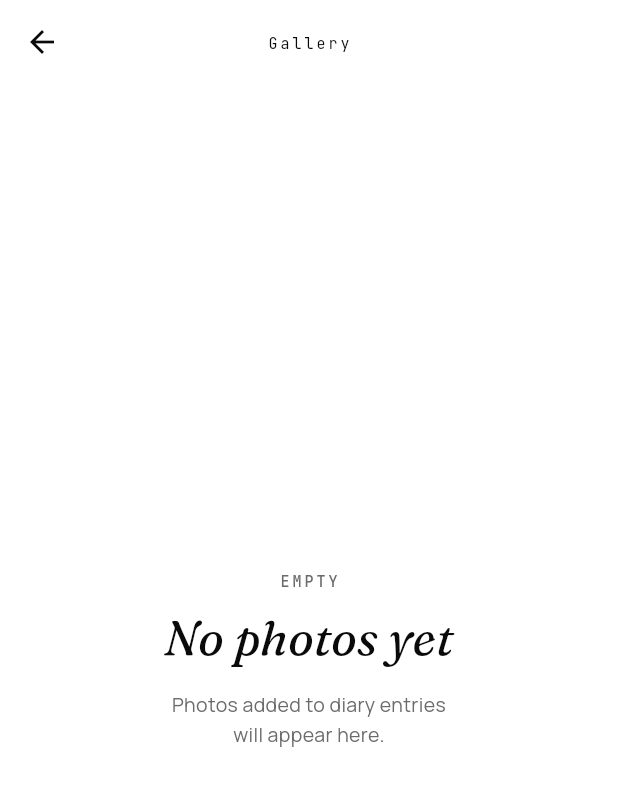
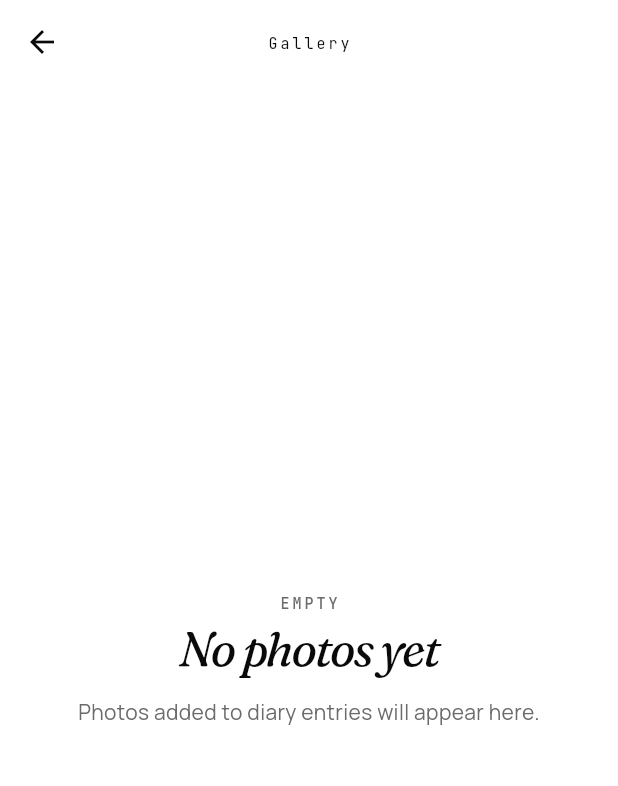
Before and after one commit to mamonis-studio/petlo, a Flutter app: the PetGalleryScreen screen opened directly, on a phone screen of 412 x 824 dp. Shown: the top 786 px of the screen. Run offline on Flutter 3.47's test engine with Material 3 defaults, Android fonts, the phone set to English and light mode, and no system bars; our stand-ins replace connectivity_plus, dio, drift, fl_chart, flutter_image_compress, flutter_local_notifications and 11 more; missing offline and left inert: sqlite3; accounts and stored records are empty; generated files the repository leaves out were written again; network calls fail; statements that could not run were skipped.

Commit message:
refactor: build 38 - EmptyState widget consolidation
Created lib/presentation/widgets/empty_state.dart to unify the
previously-inconsistent empty state implementations across 4 screens.

Before: home / groups_list / medication_reminders / gallery all had
inline empty states with diverging Fraunces sizes (28/32/36), title
colors (fg/fgMuted), line-heights, paddings, and hardcoded literals
where ARB keys already existed.

After: all 4 use EmptyState widget with consistent API:
- title (required), subtitle, eyebrow, titleSize, titleColor
- cta / secondaryCta / secondaryCtaNote
- padding/alignment customization

Bonus catches:
- groups_list_screen was hardcoding JP literal even though
  groups_list_empty_body was already in ARB (Phase A grep slipped)
- gallery_empty_body was hardcoded English; zh users were seeing
  English instead of Chinese

Intentionally NOT consolidated (over-generalization avoided):
- ai_chat_screen empty state has disclaimer-box structure
- life_tab subsections use bodyMedium 1-liner (hero unnecessary)
- bottom sheet inline messages (compact context, 28pt+ feels off)

ARB: +4 new keys x 3 langs = 12 entries.
flutter analyze: 0 errors. iOS Release build: 105.7MB.

Version: 1.0.0+38

```diff
--- a/lib/core/constants/app_constants.dart
+++ b/lib/core/constants/app_constants.dart
@@ -16,7 +16,7 @@ abstract final class AppConstants {
   // ===== アプリ基本情報 =====
   static const String appName = 'petlo';
   static const String appVersion = '1.0.0';
-  static const int appBuildNumber = 37;
+  static const int appBuildNumber = 38;
   static const String bundleId = 'mamonis.studio.petlo';
   static const String developerName = 'mamonis.studio';
 
--- a/lib/l10n/app_en.arb
+++ b/lib/l10n/app_en.arb
@@ -1205,5 +1205,9 @@
   "prompt_validation_empty": "Enter a question",
   "prompt_validation_too_long": "Please keep within {maxLength} characters",
   "prompt_validation_dangerous_keyword": "This question cannot be sent to AI. Please rephrase.",
-  "prompt_validation_xml_injection": "Tag-style strings are not allowed"
+  "prompt_validation_xml_injection": "Tag-style strings are not allowed",
+  "groups_list_empty_hero": "No groups yet",
+  "gallery_empty_body": "Photos added to diary entries will appear here.",
+  "home_empty_share_action": "Share existing pet",
+  "home_empty_share_note": "You can share pets registered under Personal into this group."
 }
--- a/lib/l10n/app_ja.arb
+++ b/lib/l10n/app_ja.arb
@@ -1284,6 +1284,10 @@
   },
   "prompt_validation_dangerous_keyword": "この質問はAIに送信できません。表現を変えてみてください",
   "prompt_validation_xml_injection": "タグ形式の文字列は使えません",
+  "groups_list_empty_hero": "まだグループがありません",
+  "gallery_empty_body": "日記に追加した写真がここに表示されます。",
+  "home_empty_share_action": "既存のペットを共有",
+  "home_empty_share_note": "Personal で登録済みのペットをこのグループに共有できます。",
   "@_PLACEHOLDERS": {
     "description": "後続Chunkで画面ごとの文言を追加していく"
   }
--- a/lib/l10n/app_zh.arb
+++ b/lib/l10n/app_zh.arb
@@ -1205,5 +1205,9 @@
   "prompt_validation_empty": "请输入问题",
   "prompt_validation_too_long": "请控制在 {maxLength} 字以内",
   "prompt_validation_dangerous_keyword": "此问题无法发送给 AI,请换一种表达方式",
-  "prompt_validation_xml_injection": "不支持标签格式的字符串"
+  "prompt_validation_xml_injection": "不支持标签格式的字符串",
+  "groups_list_empty_hero": "还没有群组",
+  "gallery_empty_body": "在日记中添加的照片会显示在这里。",
+  "home_empty_share_action": "共享已有的宠物",
+  "home_empty_share_note": "可将在 Personal 中已注册的宠物共享至此群组。"
 }
--- a/lib/presentation/screens/gallery/pet_gallery_screen.dart
+++ b/lib/presentation/screens/gallery/pet_gallery_screen.dart
@@ -18,10 +18,10 @@ import 'package:path_provider/path_provider.dart';
 import '../../../core/theme/app_colors.dart';
 import '../../../core/theme/app_dimensions.dart';
 import '../../../core/utils/logger.dart';
-import '../../../core/widgets/eyebrow_text.dart';
 import '../../../l10n/generated/app_localizations.dart';
 import '../../../data/local/app_database.dart';
 import '../../providers/diaries_providers.dart';
+import '../../widgets/empty_state.dart';
 import 'photo_fullscreen_viewer.dart';
 
 class PetGalleryScreen extends ConsumerWidget {
@@ -77,7 +77,18 @@ class PetGalleryScreen extends ConsumerWidget {
             ];
 
             if (allPhotos.isEmpty) {
-              return _EmptyState(colors: colors);
+              return Center(
+                child: EmptyState(
+                  eyebrow: AppLocalizations.of(context).common_empty,
+                  title: AppLocalizations.of(context).gallery_empty_hero,
+                  subtitle: AppLocalizations.of(context).gallery_empty_body,
+                  titleSize: 32,
+                  titleColor: colors.fg,
+                  crossAxisAlignment: CrossAxisAlignment.center,
+                  paddingHorizontal: AppDimensions.paddingPage,
+                  paddingVertical: AppDimensions.paddingPage,
+                ),
+              );
             }
 
             return GridView.builder(
@@ -101,48 +112,6 @@ class PetGalleryScreen extends ConsumerWidget {
               },
             );
           },
-        ),
-      ),
-    );
-  }
-}
-
-class _EmptyState extends StatelessWidget {
-  const _EmptyState({required this.colors});
-
-  final AppColors colors;
-
-  @override
-  Widget build(BuildContext context) {
-    return Padding(
-      padding: const EdgeInsets.all(AppDimensions.paddingPage),
-      child: Center(
-        child: Column(
-          mainAxisSize: MainAxisSize.min,
-          children: <Widget>[
-            EyebrowText(AppLocalizations.of(context).common_empty),
-            const SizedBox(height: 8),
-            Text(
-              AppLocalizations.of(context).gallery_empty_hero,
-              style: TextStyle(
-                fontFamily: 'Fraunces',
-                fontStyle: FontStyle.italic,
-                fontSize: 32,
-                color: colors.fg,
-              ),
-            ),
-            const SizedBox(height: 12),
-            Text(
-              'Photos added to diary entries\nwill appear here.',
-              textAlign: TextAlign.center,
-              style: TextStyle(
-                fontFamily: 'Manrope',
-                fontSize: 13,
-                color: colors.fgMuted,
-                height: 1.5,
-              ),
-            ),
-          ],
         ),
       ),
     );
--- /dev/null
+++ b/lib/presentation/widgets/empty_state.dart
@@ -0,0 +1,155 @@
+// ============================================================================
+// petlo - EmptyState
+// ============================================================================
+//
+// 「中身が空っぽ」を伝える画面・セクションの共通レイアウト。
+//
+// build 38 で導入。それまで home / groups_list / medication_reminders / gallery
+// などで微妙に違う Column + Fraunces italic + (任意の) サブコピー + (任意の) CTA
+// を各画面で個別実装していたのを集約した。
+//
+// 設計指針:
+//   - props は `title` のみ必須。subtitle / eyebrow / cta / secondaryCta は任意。
+//   - 既存実装の最大公約数: Fraunces italic, 28-36pt のヒーロー文字 +
+//     bodyMedium fgMuted のサブコピー。本 widget は 28pt をデフォルトに、
+//     画面ごとに `titleSize` で上書き。
+//   - 余白・配色のレアな差分は props で吸収する (`titleColor`,
+//     `crossAxisAlignment`, `paddingVertical`)。これ以上の差分は呼び出し側で
+//     inline 実装で構わない (過剰一般化を避ける)。
+//   - アイコン枠は v1.0 のデザインでは線画警告アイコン等が個別にあるだけで、
+//     empty state に統一アイコンは無いので未提供。必要になったら slot 追加。
+//
+// ============================================================================
+
+import 'package:flutter/material.dart';
+
+import '../../core/theme/app_colors.dart';
+import '../../core/theme/app_typography.dart';
+import '../../core/widgets/eyebrow_text.dart';
+
+class EmptyState extends StatelessWidget {
+  const EmptyState({
+    required this.title,
+    this.subtitle,
+    this.eyebrow,
+    this.titleSize = 28,
+    this.titleColor,
+    this.crossAxisAlignment = CrossAxisAlignment.start,
+    this.textAlign,
+    this.cta,
+    this.secondaryCta,
+    this.secondaryCtaNote,
+    this.paddingVertical = 40,
+    this.paddingHorizontal = 0,
+    super.key,
+  });
+
+  /// ヒーロー文字 (Fraunces italic)。
+  final String title;
+
+  /// サブコピー。bodyMedium fgMuted。改行込みで複数行を想定。
+  final String? subtitle;
+
+  /// 任意の上部ラベル (e.g. "EMPTY")。EyebrowText.small で描画。
+  final String? eyebrow;
+
+  /// ヒーロー文字のサイズ。既存実装の幅 = 28 / 32 / 36。
+  final double titleSize;
+
+  /// ヒーロー文字色。省略時は fgMuted (低彩度バリアント)、
+  /// home のように主役級なら colors.fg を明示指定する。
+  final Color? titleColor;
+
+  /// Column の cross-axis 揃え。
+  final CrossAxisAlignment crossAxisAlignment;
+
+  /// Text 自体の text-align。`crossAxisAlignment = center` なら center を
+  /// 渡すのが定石。省略時は start。
+  final TextAlign? textAlign;
+
+  /// メイン CTA (任意)。PrimaryButton を想定。
+  final Widget? cta;
+
+  /// 二次 CTA (任意)。OutlinedActionButton 等。
+  final Widget? secondaryCta;
+
+  /// 二次 CTA の下に表示する補足説明文 (bodySmall fgFaint)。
+  final String? secondaryCtaNote;
+
+  /// 上下パディング (default 40)。
+  final double paddingVertical;
+
+  /// 左右パディング (default 0、呼び出し側のスクロール領域に合わせる前提)。
+  final double paddingHorizontal;
+
+  @override
+  Widget build(BuildContext context) {
+    final AppColors colors = AppColors.of(context);
+    final AppTypography typo = AppTypography.of(context);
+    final Color effectiveTitleColor = titleColor ?? colors.fgMuted;
+    final TextAlign effectiveAlign = textAlign ??
+        (crossAxisAlignment == CrossAxisAlignment.center
+            ? TextAlign.center
+            : TextAlign.start);
+
+    return Padding(
+      padding: EdgeInsets.symmetric(
+        vertical: paddingVertical,
+        horizontal: paddingHorizontal,
+      ),
+      child: Column(
+        crossAxisAlignment: crossAxisAlignment,
+        mainAxisSize: MainAxisSize.min,
+        children: <Widget>[
+          if (eyebrow != null) ...<Widget>[
+            EyebrowText(eyebrow!),
+            const SizedBox(height: 8),
+          ],
+          Text(
+            title,
+            textAlign: effectiveAlign,
+            style: TextStyle(
+              fontFamily: 'Fraunces',
+              fontStyle: FontStyle.italic,
+              fontSize: titleSize,
+              // 36pt 級は letter-spacing/height を詰めると印刷物の佇まいに近づく
+              letterSpacing: titleSize >= 32 ? -titleSize * 0.04 : 0,
+              height: titleSize >= 32 ? 0.95 : null,
+              color: effectiveTitleColor,
+            ),
+          ),
+          if (subtitle != null) ...<Widget>[
+            SizedBox(height: titleSize >= 32 ? 16 : 8),
+            Text(
+              subtitle!,
+              textAlign: effectiveAlign,
+              style: typo.bodyMedium.copyWith(
+                color: colors.fgMuted,
+                height: 1.6,
+              ),
+            ),
+          ],
+          if (cta != null) ...<Widget>[
+            const SizedBox(height: 24),
+            cta!,
+          ],
+          if (secondaryCta != null) ...<Widget>[
+            const SizedBox(height: 12),
+            secondaryCta!,
+          ],
+          if (secondaryCtaNote != null) ...<Widget>[
+            const SizedBox(height: 8),
+            Text(
+              secondaryCtaNote!,
+              textAlign: effectiveAlign,
+              style: typo.bodySmall.copyWith(
+                color: colors.fgFaint,
+                height: 1.5,
+              ),
+            ),
+          ],
+        ],
+      ),
+    );
+  }
+}
--- a/pubspec.yaml
+++ b/pubspec.yaml
@@ -4,7 +4,7 @@ publish_to: "none"
 
 # Versioning: <major>.<minor>.<patch>+<build_number>
 # build_numberはApp Store Connect / Google Play Consoleで自動増加させる
-version: 1.0.0+37
+version: 1.0.0+38
 
 environment:
   sdk: ">=3.5.0 <4.0.0"
```
Also changed, not shown: lib/presentation/screens/groups/groups_list_screen.dart (+7 -35 lines), lib/presentation/screens/home/home_tab_screen.dart (+18 -43 lines), lib/presentation/screens/medication_reminder/medication_reminders_list_screen.dart (+7 -35 lines).
